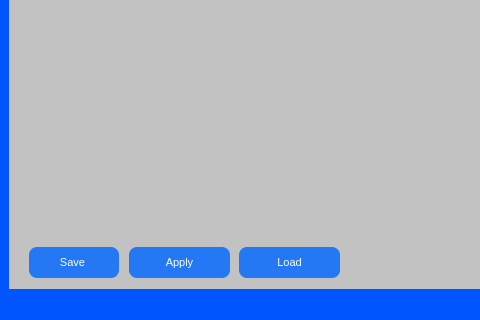
Before: the Qt Designer form mainwindow.ui in loai-zooma2007/OOP-Assignment, drawn with Qt 5; both pictures show x 0 to 480 and y 212 to 532 of the 1026 by 532 pixel window.
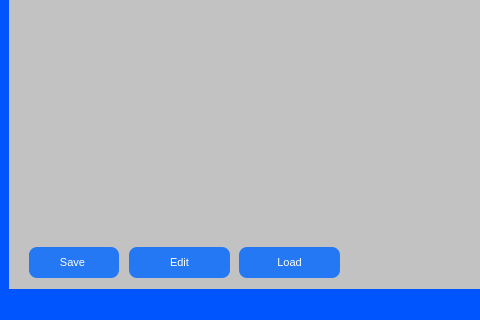
After: the same form once the commit is applied. Icons and pictures are not drawn.

```diff
--- a/mainwindow.ui
+++ b/mainwindow.ui
@@ -467,7 +467,7 @@
          <cursorShape>PointingHandCursor</cursorShape>
         </property>
         <property name="text">
-         <string>Apply</string>
+         <string>Edit</string>
         </property>
         <property name="icon">
          <iconset theme="QIcon::ThemeIcon::DocumentProperties"/>
```
Left out of the diff: 3 changed lines with no effect on the pictures.
